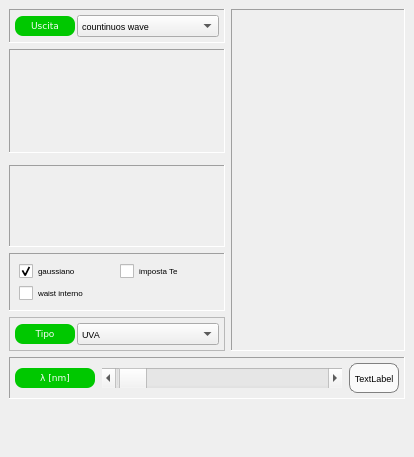
Old version of the form dockcontrols.ui in the repository crocodile119/Laser-Studio.
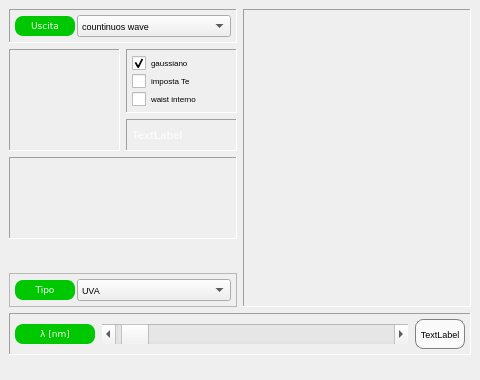
New version of the form. Icons and pictures are not drawn. Custom widgets are drawn as their Qt base class.

```diff
--- a/dockcontrols.ui
+++ b/dockcontrols.ui
@@ -6,8 +6,8 @@
    <rect>
     <x>0</x>
     <y>0</y>
-    <width>414</width>
-    <height>457</height>
+    <width>480</width>
+    <height>380</height>
    </rect>
   </property>
   <property name="sizePolicy">
@@ -18,13 +18,13 @@
   </property>
   <property name="minimumSize">
    <size>
-    <width>414</width>
-    <height>457</height>
+    <width>480</width>
+    <height>380</height>
    </size>
   </property>
   <property name="maximumSize">
    <size>
-    <width>480</width>
+    <width>500</width>
     <height>490</height>
    </size>
   </property>
@@ -44,7 +44,20 @@
   </property>
   <widget class="QWidget" name="dockWidgetContents">
    <layout class="QGridLayout" name="gridLayout_9">
-    <item row="3" column="0">
+    <item row="8" column="2">
+     <spacer name="verticalSpacer_6">
+      <property name="orientation">
+       <enum>Qt::Vertical</enum>
+      </property>
+      <property name="sizeHint" stdset="0">
+       <size>
+        <width>20</width>
+        <height>40</height>
+       </size>
+      </property>
+     </spacer>
+    </item>
+    <item row="3" column="0" colspan="2">
      <widget class="QFrame" name="frame_4">
       <property name="sizePolicy">
        <sizepolicy hsizetype="Expanding" vsizetype="Expanding">
@@ -92,15 +105,24 @@
       </layout>
      </widget>
     </item>
-    <item row="1" column="0">
-     <widget class="QFrame" name="frame">
+    <item row="2" column="1">
+     <widget class="QFrame" name="frame_8">
+      <property name="minimumSize">
+       <size>
+        <width>100</width>
+        <height>0</height>
+       </size>
+      </property>
+      <property name="styleSheet">
+       <string notr="true">QFramel {background-color: #fafafa}</string>
+      </property>
       <property name="frameShape">
        <enum>QFrame::Panel</enum>
       </property>
       <property name="frameShadow">
        <enum>QFrame::Sunken</enum>
       </property>
-      <layout class="QGridLayout" name="gridLayout_8">
+      <layout class="QGridLayout" name="gridLayout_10">
        <property name="leftMargin">
         <number>5</number>
        </property>
@@ -116,114 +138,37 @@
        <property name="spacing">
         <number>2</number>
        </property>
-       <item row="0" column="0" rowspan="2" colspan="2">
-        <widget class="DialControl" name="teControl" native="true">
-         <property name="minimumSize">
-          <size>
-           <width>80</width>
-           <height>90</height>
-          </size>
-         </property>
-         <property name="maximumSize">
-          <size>
-           <width>113</width>
-           <height>129</height>
-          </size>
-         </property>
-         <property name="font">
-          <font>
-           <pointsize>6</pointsize>
-          </font>
-         </property>
-        </widget>
-       </item>
-       <item row="0" column="2" rowspan="3">
-        <widget class="ScientificNotationControl" name="pulseControl" native="true">
-         <property name="minimumSize">
-          <size>
-           <width>80</width>
-           <height>90</height>
-          </size>
-         </property>
-         <property name="maximumSize">
-          <size>
-           <width>113</width>
-           <height>129</height>
-          </size>
-         </property>
-         <property name="font">
-          <font>
-           <pointsize>6</pointsize>
-          </font>
-         </property>
-        </widget>
-       </item>
-      </layout>
-      <zorder>pulseControl</zorder>
-      <zorder>teControl</zorder>
-     </widget>
-    </item>
-    <item row="4" column="0">
-     <widget class="QFrame" name="frame_7">
-      <property name="frameShape">
-       <enum>QFrame::Panel</enum>
-      </property>
-      <property name="frameShadow">
-       <enum>QFrame::Sunken</enum>
-      </property>
-      <layout class="QGridLayout" name="gridLayout_7">
-       <item row="0" column="0">
-        <widget class="QCheckBox" name="checkGaussianBeam">
-         <property name="font">
-          <font>
-           <pointsize>6</pointsize>
-          </font>
-         </property>
-         <property name="styleSheet">
-          <string notr="true"/>
-         </property>
-         <property name="text">
-          <string>gaussiano</string>
-         </property>
-         <property name="checked">
-          <bool>true</bool>
-         </property>
-        </widget>
-       </item>
        <item row="0" column="1">
-        <widget class="QCheckBox" name="enableTeCheckBox">
+        <widget class="QLabel" name="class_Label">
          <property name="font">
           <font>
-           <pointsize>6</pointsize>
+           <pointsize>8</pointsize>
+           <weight>75</weight>
+           <bold>true</bold>
           </font>
          </property>
          <property name="styleSheet">
-          <string notr="true"/>
+          <string notr="true">QLabel {color: #fafafa}</string>
          </property>
          <property name="text">
-          <string>imposta Te</string>
+          <string>TextLabel</string>
          </property>
         </widget>
        </item>
-       <item row="1" column="0">
-        <widget class="QCheckBox" name="internalWaist_checkBox">
-         <property name="font">
-          <font>
-           <pointsize>6</pointsize>
-          </font>
-         </property>
-         <property name="styleSheet">
-          <string notr="true"/>
-         </property>
+       <item row="0" column="2">
+        <widget class="QLabel" name="warning_Label">
          <property name="text">
-          <string>waist interno</string>
+          <string/>
+         </property>
+         <property name="pixmap">
+          <pixmap resource="LaserStudio.qrc">:/images/laser_warning.png</pixmap>
          </property>
         </widget>
        </item>
       </layout>
      </widget>
     </item>
-    <item row="6" column="0" colspan="2">
+    <item row="7" column="0" colspan="4">
      <widget class="QFrame" name="frame_3">
       <property name="frameShape">
        <enum>QFrame::Panel</enum>
@@ -389,7 +334,7 @@
       </layout>
      </widget>
     </item>
-    <item row="0" column="0">
+    <item row="0" column="0" colspan="2">
      <widget class="QFrame" name="frame_5">
       <property name="frameShape">
        <enum>QFrame::Panel</enum>
@@ -515,7 +460,7 @@
       </layout>
      </widget>
     </item>
-    <item row="0" column="1" rowspan="6">
+    <item row="0" column="2" rowspan="7" colspan="2">
      <widget class="QFrame" name="frame_2">
       <property name="frameShape">
        <enum>QFrame::Panel</enum>
@@ -539,7 +484,132 @@
        <property name="spacing">
         <number>2</number>
        </property>
-       <item row="0" column="0">
+       <item row="1" column="1">
+        <layout class="QVBoxLayout" name="verticalLayout_5">
+         <item>
+          <widget class="ScientificNotationControl" name="divergenceControl" native="true">
+           <property name="minimumSize">
+            <size>
+             <width>80</width>
+             <height>90</height>
+            </size>
+           </property>
+           <property name="maximumSize">
+            <size>
+             <width>113</width>
+             <height>129</height>
+            </size>
+           </property>
+           <property name="font">
+            <font>
+             <pointsize>6</pointsize>
+            </font>
+           </property>
+          </widget>
+         </item>
+        </layout>
+       </item>
+       <item row="2" column="1">
+        <layout class="QVBoxLayout" name="verticalLayout_6">
+         <item>
+          <widget class="ScientificNotationControl" name="prfControl" native="true">
+           <property name="minimumSize">
+            <size>
+             <width>80</width>
+             <height>90</height>
+            </size>
+           </property>
+           <property name="maximumSize">
+            <size>
+             <width>113</width>
+             <height>129</height>
+            </size>
+           </property>
+           <property name="font">
+            <font>
+             <pointsize>6</pointsize>
+            </font>
+           </property>
+          </widget>
+         </item>
+        </layout>
+       </item>
+       <item row="2" column="2">
+        <layout class="QVBoxLayout" name="verticalLayout_7">
+         <item>
+          <widget class="ScientificNotationControl" name="alphaControl" native="true">
+           <property name="minimumSize">
+            <size>
+             <width>80</width>
+             <height>90</height>
+            </size>
+           </property>
+           <property name="maximumSize">
+            <size>
+             <width>113</width>
+             <height>129</height>
+            </size>
+           </property>
+           <property name="font">
+            <font>
+             <pointsize>6</pointsize>
+            </font>
+           </property>
+          </widget>
+         </item>
+        </layout>
+       </item>
+       <item row="1" column="2">
+        <layout class="QVBoxLayout" name="verticalLayout_3">
+         <item>
+          <widget class="ScientificNotationControl" name="beamDiameterControl" native="true">
+           <property name="minimumSize">
+            <size>
+             <width>80</width>
+             <height>90</height>
+            </size>
+           </property>
+           <property name="maximumSize">
+            <size>
+             <width>113</width>
+             <height>129</height>
+            </size>
+           </property>
+           <property name="font">
+            <font>
+             <pointsize>6</pointsize>
+            </font>
+           </property>
+          </widget>
+         </item>
+        </layout>
+       </item>
+       <item row="0" column="2">
+        <layout class="QVBoxLayout" name="verticalLayout_4">
+         <item>
+          <widget class="ScientificNotationControl" name="pulseControl" native="true">
+           <property name="minimumSize">
+            <size>
+             <width>80</width>
+             <height>90</height>
+            </size>
+           </property>
+           <property name="maximumSize">
+            <size>
+             <width>113</width>
+             <height>129</height>
+            </size>
+           </property>
+           <property name="font">
+            <font>
+             <pointsize>6</pointsize>
+            </font>
+           </property>
+          </widget>
+         </item>
+        </layout>
+       </item>
+       <item row="0" column="1">
         <layout class="QVBoxLayout" name="verticalLayout">
          <property name="sizeConstraint">
           <enum>QLayout::SetDefaultConstraint</enum>
@@ -573,135 +643,133 @@
          </item>
         </layout>
        </item>
-       <item row="0" column="1">
-        <layout class="QVBoxLayout" name="verticalLayout_4">
-         <item>
-          <widget class="ScientificNotationControl" name="alphaControl" native="true">
-           <property name="minimumSize">
-            <size>
-             <width>80</width>
-             <height>90</height>
-            </size>
-           </property>
-           <property name="maximumSize">
-            <size>
-             <width>113</width>
-             <height>129</height>
-            </size>
-           </property>
-           <property name="font">
-            <font>
-             <pointsize>6</pointsize>
-            </font>
-           </property>
-          </widget>
-         </item>
-        </layout>
-       </item>
+      </layout>
+     </widget>
+    </item>
+    <item row="1" column="1">
+     <widget class="QFrame" name="frame_7">
+      <property name="frameShape">
+       <enum>QFrame::Panel</enum>
+      </property>
+      <property name="frameShadow">
+       <enum>QFrame::Sunken</enum>
+      </property>
+      <layout class="QGridLayout" name="gridLayout_7">
+       <property name="leftMargin">
+        <number>5</number>
+       </property>
+       <property name="topMargin">
+        <number>5</number>
+       </property>
+       <property name="rightMargin">
+        <number>5</number>
+       </property>
+       <property name="bottomMargin">
+        <number>5</number>
+       </property>
+       <property name="spacing">
+        <number>2</number>
+       </property>
        <item row="1" column="0">
-        <layout class="QVBoxLayout" name="verticalLayout_5">
-         <item>
-          <widget class="ScientificNotationControl" name="divergenceControl" native="true">
-           <property name="minimumSize">
-            <size>
-             <width>80</width>
-             <height>90</height>
-            </size>
-           </property>
-           <property name="maximumSize">
-            <size>
-             <width>113</width>
-             <height>129</height>
-            </size>
-           </property>
-           <property name="font">
-            <font>
-             <pointsize>6</pointsize>
-            </font>
-           </property>
-          </widget>
-         </item>
-        </layout>
+        <widget class="QCheckBox" name="checkGaussianBeam">
+         <property name="font">
+          <font>
+           <pointsize>6</pointsize>
+          </font>
+         </property>
+         <property name="styleSheet">
+          <string notr="true"/>
+         </property>
+         <property name="text">
+          <string>gaussiano</string>
+         </property>
+         <property name="checked">
+          <bool>true</bool>
+         </property>
+        </widget>
        </item>
-       <item row="1" column="1">
-        <layout class="QVBoxLayout" name="verticalLayout_3">
-         <item>
-          <widget class="ScientificNotationControl" name="beamDiameterControl" native="true">
-           <property name="minimumSize">
-            <size>
-             <width>80</width>
-             <height>90</height>
-            </size>
-           </property>
-           <property name="maximumSize">
-            <size>
-             <width>113</width>
-             <height>129</height>
-            </size>
-           </property>
-           <property name="font">
-            <font>
-             <pointsize>6</pointsize>
-            </font>
-           </property>
-          </widget>
-         </item>
-        </layout>
+       <item row="3" column="0">
+        <widget class="QCheckBox" name="internalWaist_checkBox">
+         <property name="font">
+          <font>
+           <pointsize>6</pointsize>
+          </font>
+         </property>
+         <property name="styleSheet">
+          <string notr="true"/>
+         </property>
+         <property name="text">
+          <string>waist interno</string>
+         </property>
+        </widget>
        </item>
        <item row="2" column="0">
-        <layout class="QVBoxLayout" name="verticalLayout_6">
-         <item>
-          <widget class="ScientificNotationControl" name="prfControl" native="true">
-           <property name="minimumSize">
-            <size>
-             <width>80</width>
-             <height>90</height>
-            </size>
-           </property>
-           <property name="maximumSize">
-            <size>
-             <width>113</width>
-             <height>129</height>
-            </size>
-           </property>
-           <property name="font">
-            <font>
-             <pointsize>6</pointsize>
-            </font>
-           </property>
-          </widget>
-         </item>
-        </layout>
+        <widget class="QCheckBox" name="enableTeCheckBox">
+         <property name="font">
+          <font>
+           <pointsize>6</pointsize>
+          </font>
+         </property>
+         <property name="styleSheet">
+          <string notr="true"/>
+         </property>
+         <property name="text">
+          <string>imposta Te</string>
+         </property>
+        </widget>
        </item>
-       <item row="2" column="1">
-        <layout class="QVBoxLayout" name="verticalLayout_7">
-         <item>
-          <widget class="ScientificNotationControl" name="peakControl" native="true">
-           <property name="minimumSize">
-            <size>
-             <width>80</width>
-             <height>90</height>
-            </size>
-           </property>
-           <property name="maximumSize">
-            <size>
-             <width>113</width>
-             <height>129</height>
-            </size>
-           </property>
-           <property name="font">
-            <font>
-             <pointsize>6</pointsize>
-            </font>
-           </property>
-          </widget>
-         </item>
-        </layout>
+      </layout>
+     </widget>
+    </item>
+    <item row="1" column="0" rowspan="2">
+     <widget class="QFrame" name="frame">
+      <property name="frameShape">
+       <enum>QFrame::Panel</enum>
+      </property>
+      <property name="frameShadow">
+       <enum>QFrame::Sunken</enum>
+      </property>
+      <layout class="QGridLayout" name="gridLayout_8">
+       <property name="leftMargin">
+        <number>5</number>
+       </property>
+       <property name="topMargin">
+        <number>5</number>
+       </property>
+       <property name="rightMargin">
+        <number>5</number>
+       </property>
+       <property name="bottomMargin">
+        <number>5</number>
+       </property>
+       <property name="spacing">
+        <number>2</number>
+       </property>
+       <item row="0" column="1" rowspan="2" colspan="2">
+        <widget class="DialControl" name="teControl" native="true">
+         <property name="minimumSize">
+          <size>
+           <width>80</width>
+           <height>90</height>
+          </size>
+         </property>
+         <property name="maximumSize">
+          <size>
+           <width>113</width>
+           <height>129</height>
+          </size>
+         </property>
+         <property name="font">
+          <font>
+           <pointsize>6</pointsize>
+          </font>
+         </property>
+        </widget>
        </item>
       </layout>
      </widget>
     </item>
-    <item row="5" column="0">
+    <item row="6" column="0" colspan="2">
      <widget class="QFrame" name="frame_6">
       <property name="frameShape">
        <enum>QFrame::StyledPanel</enum>
@@ -830,8 +898,8 @@
       </layout>
      </widget>
     </item>
-    <item row="7" column="0">
-     <spacer name="verticalSpacer_6">
+    <item row="5" column="0">
+     <spacer name="verticalSpacer">
       <property name="orientation">
        <enum>Qt::Vertical</enum>
       </property>
```
Left out of the diff: 4 changed lines with no effect on the pictures.
